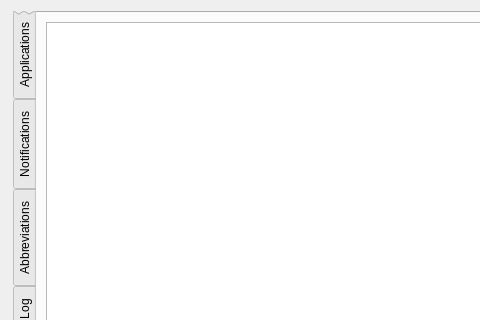
Before: the Qt Designer form kdeneur/src/frmsettings.ui in voidptr/xneur-option, drawn with Qt 5; both pictures show x 0 to 480 and y 0 to 320 of the 760 by 653 pixel window.
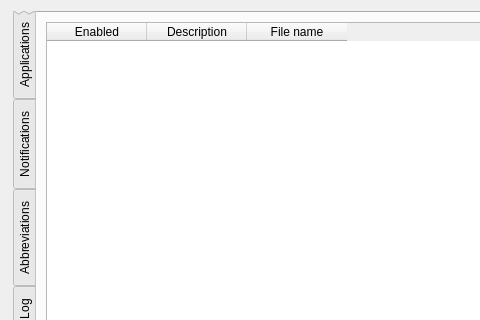
After: the same form once the commit is applied. The open tabs and pages were chosen to show the change. Custom widgets are drawn as their Qt base class.

What changed in the file:
```diff
--- a/kdeneur/src/frmsettings.ui
+++ b/kdeneur/src/frmsettings.ui
@@ -1640,7 +1640,23 @@
       </attribute>
       <layout class="QGridLayout" name="gridLayout_17">
        <item row="0" column="0">
-        <widget class="QTableWidget" name="tabPlugins_lstListPlugins"/>
+        <widget class="QTableWidget" name="tabPlugins_lstListPlugins">
+         <column>
+          <property name="text">
+           <string>Enabled</string>
+          </property>
+         </column>
+         <column>
+          <property name="text">
+           <string>Description</string>
+          </property>
+         </column>
+         <column>
+          <property name="text">
+           <string>File name</string>
+          </property>
+         </column>
+        </widget>
        </item>
       </layout>
      </widget>
```
Left out of the diff: 2 changed lines with no effect on the pictures.
